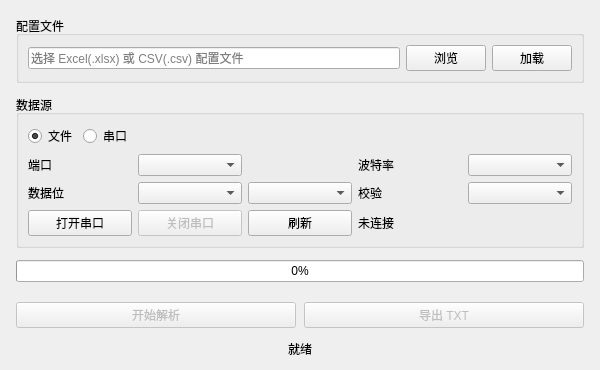
First picture: the form in widget.ui, repository BAKUMAN-0704/UARTStreamParsing, before the edit.
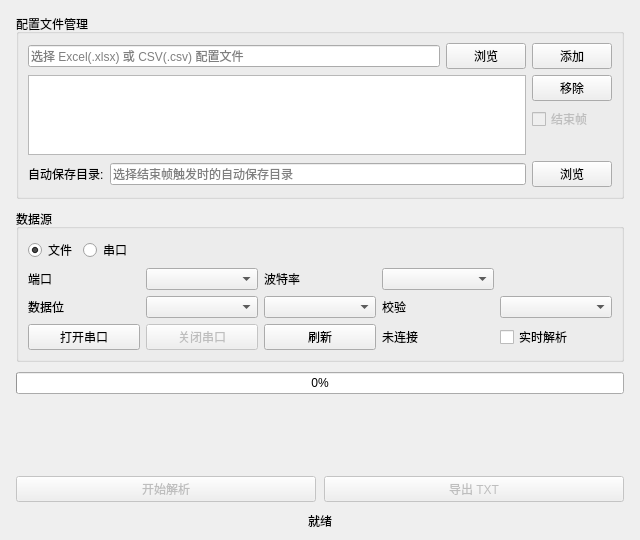
Second picture: the form after the edit. The open tabs and pages were chosen to show the change.

Commit message:
refactor:Widget 与解析器以增强配置管理与流式数据支持
更新了 widget.h，将 FrameParser 替换为 StreamParser，并为配置管理和流处理功能添加了新的槽函数（slots）。

修改了 widget.ui 以优化配置管理的布局与控件，包括新增用于添加和删除配置的按钮，以及用于帧尾检测的复选框。

引入了 StreamParser 类以处理流式数据的解析，其中包含用于管理配置、解析数据帧以及自动保存数据的方法。

在 StreamParser 中实现了批量解析功能，以便在带有进度追踪的情况下处理原始数据。

更新了 UI 元素以适配上述新功能并提升用户体验。

The edit to the form file:
```diff
--- a/widget.ui
+++ b/widget.ui
@@ -6,14 +6,14 @@
    <rect>
     <x>0</x>
     <y>0</y>
-    <width>600</width>
-    <height>370</height>
+    <width>640</width>
+    <height>540</height>
    </rect>
   </property>
   <property name="minimumSize">
    <size>
-    <width>500</width>
-    <height>350</height>
+    <width>560</width>
+    <height>520</height>
    </size>
   </property>
   <property name="windowTitle">
@@ -21,59 +21,153 @@
   </property>
   <layout class="QVBoxLayout" name="mainLayout">
    <property name="spacing">
-    <number>12</number>
+    <number>10</number>
    </property>
    <property name="leftMargin">
     <number>16</number>
    </property>
    <property name="topMargin">
-    <number>16</number>
+    <number>14</number>
    </property>
    <property name="rightMargin">
     <number>16</number>
    </property>
    <property name="bottomMargin">
-    <number>12</number>
+    <number>10</number>
    </property>
+   <!-- ═══ 配置文件管理 ═══ -->
    <item>
     <widget class="QGroupBox" name="groupConfig">
      <property name="title">
-      <string>配置文件</string>
+      <string>配置文件管理</string>
      </property>
-     <layout class="QHBoxLayout" name="configLayout">
+     <layout class="QVBoxLayout" name="configMainLayout">
+      <property name="spacing">
+       <number>6</number>
+      </property>
+      <!-- 行1: 浏览 + 添加 -->
       <item>
-       <widget class="QLineEdit" name="editConfigPath">
-        <property name="readOnly">
-         <bool>true</bool>
-        </property>
-        <property name="placeholderText">
-         <string>选择 Excel(.xlsx) 或 CSV(.csv) 配置文件</string>
-        </property>
-       </widget>
+       <layout class="QHBoxLayout" name="configBrowseLayout">
+        <item>
+         <widget class="QLineEdit" name="editConfigPath">
+          <property name="readOnly">
+           <bool>true</bool>
+          </property>
+          <property name="placeholderText">
+           <string>选择 Excel(.xlsx) 或 CSV(.csv) 配置文件</string>
+          </property>
+         </widget>
+        </item>
+        <item>
+         <widget class="QPushButton" name="btnBrowseConfig">
+          <property name="text">
+           <string>浏览</string>
+          </property>
+          <property name="fixedWidth" stdset="0">
+           <number>60</number>
+          </property>
+         </widget>
+        </item>
+        <item>
+         <widget class="QPushButton" name="btnAddConfig">
+          <property name="text">
+           <string>添加</string>
+          </property>
+          <property name="fixedWidth" stdset="0">
+           <number>60</number>
+          </property>
+         </widget>
+        </item>
+       </layout>
       </item>
+      <!-- 行2: 配置列表 + 侧边按钮 -->
       <item>
-       <widget class="QPushButton" name="btnBrowseConfig">
-        <property name="text">
-         <string>浏览</string>
-        </property>
-        <property name="fixedWidth" stdset="0">
-         <number>60</number>
-        </property>
-       </widget>
+       <layout class="QHBoxLayout" name="configListLayout">
+        <item>
+         <widget class="QListWidget" name="listConfigs">
+          <property name="maximumSize">
+           <size>
+            <width>16777215</width>
+            <height>80</height>
+           </size>
+          </property>
+         </widget>
+        </item>
+        <item>
+         <layout class="QVBoxLayout" name="configBtnLayout">
+          <item>
+           <widget class="QPushButton" name="btnRemoveConfig">
+            <property name="text">
+             <string>移除</string>
+            </property>
+            <property name="fixedWidth" stdset="0">
+             <number>60</number>
+            </property>
+           </widget>
+          </item>
+          <item>
+           <widget class="QCheckBox" name="chkEndFrame">
+            <property name="text">
+             <string>结束帧</string>
+            </property>
+            <property name="enabled">
+             <bool>false</bool>
+            </property>
+           </widget>
+          </item>
+          <item>
+           <spacer name="configBtnSpacer">
+            <property name="orientation">
+             <enum>Qt::Vertical</enum>
+            </property>
+            <property name="sizeHint" stdset="0">
+             <size>
+              <width>0</width>
+              <height>0</height>
+             </size>
+            </property>
+           </spacer>
+          </item>
+         </layout>
+        </item>
+       </layout>
       </item>
+      <!-- 行3: 自动保存目录 -->
       <item>
-       <widget class="QPushButton" name="btnLoadConfig">
-        <property name="text">
-         <string>加载</string>
-        </property>
-        <property name="fixedWidth" stdset="0">
-         <number>60</number>
-        </property>
-       </widget>
+       <layout class="QHBoxLayout" name="autoSaveLayout">
+        <item>
+         <widget class="QLabel" name="labelAutoSaveDir">
+          <property name="text">
+           <string>自动保存目录:</string>
+          </property>
+         </widget>
+        </item>
+        <item>
+         <widget class="QLineEdit" name="editAutoSaveDir">
+          <property name="readOnly">
+           <bool>true</bool>
+          </property>
+          <property name="placeholderText">
+           <string>选择结束帧触发时的自动保存目录</string>
+          </property>
+         </widget>
+        </item>
+        <item>
+         <widget class="QPushButton" name="btnBrowseAutoSaveDir">
+          <property name="text">
+           <string>浏览</string>
+          </property>
+          <property name="fixedWidth" stdset="0">
+           <number>60</number>
+          </property>
+         </widget>
+        </item>
+       </layout>
       </item>
      </layout>
     </widget>
    </item>
+   <!-- ═══ 数据源 ═══ -->
    <item>
     <widget class="QGroupBox" name="groupSource">
      <property name="title">
@@ -84,9 +178,6 @@
        <layout class="QHBoxLayout" name="sourceSelectLayout">
         <item>
          <widget class="QRadioButton" name="radioFile">
-          <property name="enabled">
-           <bool>true</bool>
-          </property>
           <property name="text">
            <string>文件</string>
           </property>
@@ -120,22 +211,15 @@
       <item>
        <widget class="QStackedWidget" name="stackedSource">
         <property name="currentIndex">
-         <number>1</number>
+         <number>0</number>
         </property>
+        <!-- 页面: 文件 -->
         <widget class="QWidget" name="pageFile">
          <layout class="QHBoxLayout" name="fileLayout">
-          <property name="leftMargin">
-           <number>0</number>
-          </property>
-          <property name="topMargin">
-           <number>0</number>
-          </property>
-          <property name="rightMargin">
-           <number>0</number>
-          </property>
-          <property name="bottomMargin">
-           <number>0</number>
-          </property>
+          <property name="leftMargin"><number>0</number></property>
+          <property name="topMargin"><number>0</number></property>
+          <property name="rightMargin"><number>0</number></property>
+          <property name="bottomMargin"><number>0</number></property>
           <item>
            <widget class="QLineEdit" name="editDataFilePath">
             <property name="readOnly">
@@ -158,99 +242,72 @@
           </item>
          </layout>
         </widget>
+        <!-- 页面: 串口 -->
         <widget class="QWidget" name="pageSerial">
          <layout class="QGridLayout" name="serialGridLayout">
-          <property name="leftMargin">
-           <number>0</number>
-          </property>
-          <property name="topMargin">
-           <number>0</number>
-          </property>
-          <property name="rightMargin">
-           <number>0</number>
-          </property>
-          <property name="bottomMargin">
-           <number>0</number>
-          </property>
+          <property name="leftMargin"><number>0</number></property>
+          <property name="topMargin"><number>0</number></property>
+          <property name="rightMargin"><number>0</number></property>
+          <property name="bottomMargin"><number>0</number></property>
           <item row="0" column="0">
            <widget class="QLabel" name="labelPort">
-            <property name="text">
-             <string>端口</string>
-            </property>
+            <property name="text"><string>端口</string></property>
            </widget>
           </item>
           <item row="0" column="1">
            <widget class="QComboBox" name="comboPort"/>
           </item>
-          <item row="0" column="3">
+          <item row="0" column="2">
            <widget class="QLabel" name="labelBaud">
-            <property name="text">
-             <string>波特率</string>
-            </property>
+            <property name="text"><string>波特率</string></property>
            </widget>
           </item>
-          <item row="0" column="4">
+          <item row="0" column="3">
            <widget class="QComboBox" name="comboBaud"/>
           </item>
           <item row="1" column="0">
            <widget class="QLabel" name="labelDataBits">
-            <property name="text">
-             <string>数据位</string>
-            </property>
+            <property name="text"><string>数据位</string></property>
            </widget>
           </item>
           <item row="1" column="1">
            <widget class="QComboBox" name="comboDataBits"/>
           </item>
           <item row="1" column="2">
-           <widget class="QLabel" name="labelStopBits">
-            <property name="text">
-             <string>停止位</string>
-            </property>
-           </widget>
+           <widget class="QComboBox" name="comboStopBits"/>
           </item>
           <item row="1" column="3">
            <widget class="QLabel" name="labelParity">
-            <property name="text">
-             <string>校验</string>
-            </property>
+            <property name="text"><string>校验</string></property>
            </widget>
           </item>
           <item row="1" column="4">
            <widget class="QComboBox" name="comboParity"/>
           </item>
-          <item row="1" column="2">
-           <widget class="QComboBox" name="comboStopBits"/>
-          </item>
           <item row="2" column="0">
            <widget class="QPushButton" name="btnOpenPort">
-            <property name="text">
-             <string>打开串口</string>
-            </property>
+            <property name="text"><string>打开串口</string></property>
            </widget>
           </item>
           <item row="2" column="1">
            <widget class="QPushButton" name="btnClosePort">
-            <property name="enabled">
-             <bool>false</bool>
-            </property>
-            <property name="text">
-             <string>关闭串口</string>
-            </property>
-           </widget>
-          </item>
-          <item row="2" column="3" colspan="2">
-           <widget class="QLabel" name="labelSerialStatus">
-            <property name="text">
-             <string>未连接</string>
-            </property>
+            <property name="enabled"><bool>false</bool></property>
+            <property name="text"><string>关闭串口</string></property>
            </widget>
           </item>
           <item row="2" column="2">
            <widget class="QPushButton" name="btnRefreshPorts">
-            <property name="text">
-             <string>刷新</string>
-            </property>
+            <property name="text"><string>刷新</string></property>
+           </widget>
+          </item>
+          <item row="2" column="3">
+           <widget class="QLabel" name="labelSerialStatus">
+            <property name="text"><string>未连接</string></property>
+           </widget>
+          </item>
+          <item row="2" column="4">
+           <widget class="QCheckBox" name="chkStreamParse">
+            <property name="text"><string>实时解析</string></property>
            </widget>
           </item>
          </layout>
@@ -260,6 +317,7 @@
      </layout>
     </widget>
    </item>
+   <!-- ═══ 进度条 ═══ -->
    <item>
     <widget class="QProgressBar" name="progressBar">
      <property name="visible">
@@ -286,6 +344,7 @@
      </property>
     </spacer>
    </item>
+   <!-- ═══ 操作按钮 ═══ -->
    <item>
     <layout class="QHBoxLayout" name="actionLayout">
      <property name="spacing">
@@ -313,6 +372,7 @@
      </item>
     </layout>
    </item>
+   <!-- ═══ 状态栏 ═══ -->
    <item>
     <widget class="QLabel" name="labelStatus">
      <property name="text">
```
The commit also changes 10 other files.
